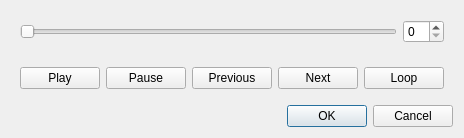
galou/freecad.cross, file resources/ui/replay_trajectory_dialog.ui: the form before one commit.
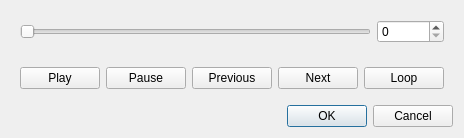
The form after the commit. Icons and pictures are not drawn.

Commit message: Fix resetting the slider when loading a new trajectory

Diff of the .ui file:
```diff
--- a/resources/ui/replay_trajectory_dialog.ui
+++ b/resources/ui/replay_trajectory_dialog.ui
@@ -19,13 +19,20 @@
      <layout class="QHBoxLayout" name="horizontalLayout">
       <item>
        <widget class="QSlider" name="index_slider">
+        <property name="maximum">
+         <number>10000000</number>
+        </property>
         <property name="orientation">
          <enum>Qt::Horizontal</enum>
         </property>
        </widget>
       </item>
       <item>
-       <widget class="QSpinBox" name="index_spin_box"/>
+       <widget class="QSpinBox" name="index_spin_box">
+        <property name="maximum">
+         <number>10000000</number>
+        </property>
+       </widget>
       </item>
      </layout>
     </widget>
```
